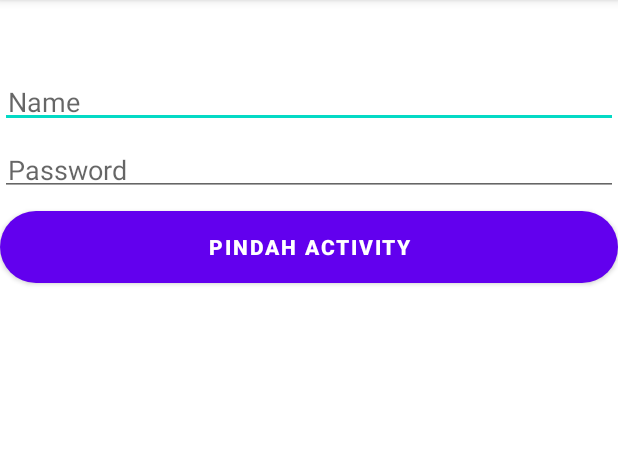
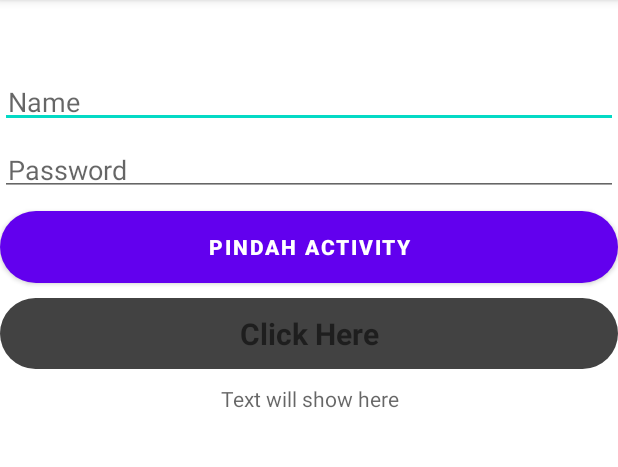
Before and after one commit to kalitrack18/LatihanYukCoding, an Android app: the screen it shows after launch (MainActivity), on a phone screen of 412 x 824 dp, the part 84-551 px from its top. Run offline under Robolectric (Android 15) with nearby library versions, the phone set to English and light mode, and no system bars.

Commit message:
tambahan source code

```diff
--- a/OnclickButton/app/src/main/java/com/example/onclickbutton/MainActivity.java
+++ b/OnclickButton/app/src/main/java/com/example/onclickbutton/MainActivity.java
@@ -7,6 +7,7 @@ import android.os.Bundle;
 import android.view.View;
 import android.widget.Button;
 import android.widget.EditText;
+import android.widget.TextView;
 import android.widget.Toast;
 
 public class MainActivity extends AppCompatActivity {
@@ -16,6 +17,8 @@ public class MainActivity extends AppCompatActivity {
     EditText Name;
     EditText txtpass;
     Button btnMain;
+    TextView tvClick;
+    TextView tvHere;
 
 
     @Override
@@ -25,6 +28,8 @@ public class MainActivity extends AppCompatActivity {
 
         Name = findViewById(R.id.txtNama);
         txtpass = findViewById(R.id.txtPwd);
+        tvClick = findViewById(R.id.tv_click);
+        tvHere = findViewById(R.id.tv_here);
         btnMain = findViewById(R.id.btnMain);
         btnMain.setOnClickListener(new View.OnClickListener() {
             @Override
@@ -38,5 +43,14 @@ public class MainActivity extends AppCompatActivity {
                 Toast.makeText(MainActivity.this, "Berpindah Activity", Toast.LENGTH_SHORT).show();
             }
         });
+
+        tvClick.setOnClickListener(new View.OnClickListener() {
+            @Override
+            public void onClick(View view) {
+                String ambilNilaiEditTExt = Name.getText().toString();
+                tvHere.setText(ambilNilaiEditTExt);
+                Toast.makeText(MainActivity.this, "Halo, " + ambilNilaiEditTExt, Toast.LENGTH_SHORT).show();
+            }
+        });
     }
 }
--- a/OnclickButton/app/src/main/res/layout/activity_main.xml
+++ b/OnclickButton/app/src/main/res/layout/activity_main.xml
@@ -35,6 +35,33 @@
             android:textStyle="bold"
             android:background="@drawable/btnstyle1"></Button>
 
+        <TextView
+            android:id="@+id/tv_click"
+            android:layout_width="match_parent"
+            android:layout_height="wrap_content"
+            android:layout_marginTop="10dp"
+            android:gravity="center"
+            android:padding="10dp"
+            android:background="@drawable/btnstyle1"
+            android:text="Click Here"
+            android:textSize="20sp"
+            android:textStyle="bold"/>
+
+        <TextView
+            android:id="@+id/tv_here"
+            android:layout_width="match_parent"
+            android:layout_height="wrap_content"
+            android:hint="Text will show here"
+            android:gravity="center"
+            android:padding="10dp"/>
+
+
+
+
+
+
+
+
     </LinearLayout>
 
 
```
